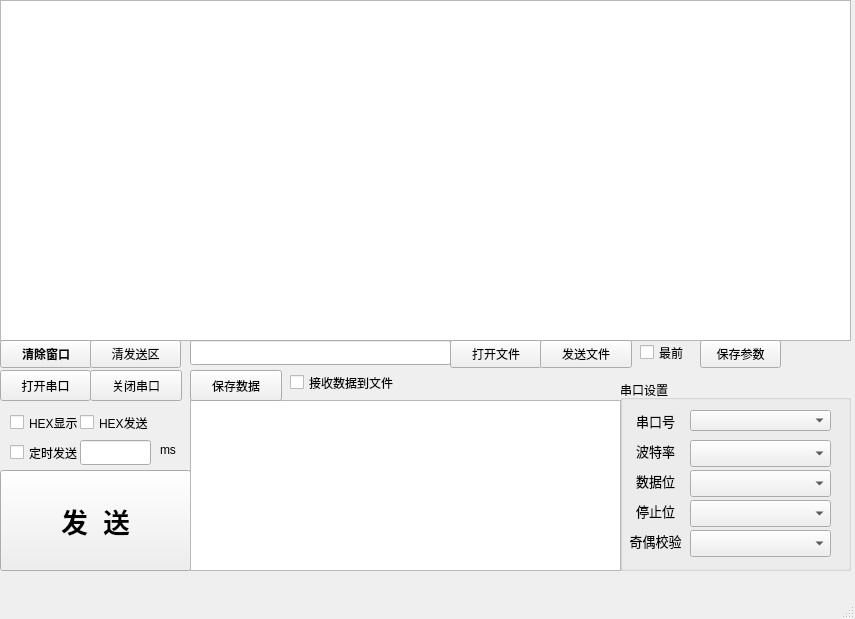
The window that src/lscom/lscom.ui (HBolck/lscom) describes before a commit, drawn with Qt 5.
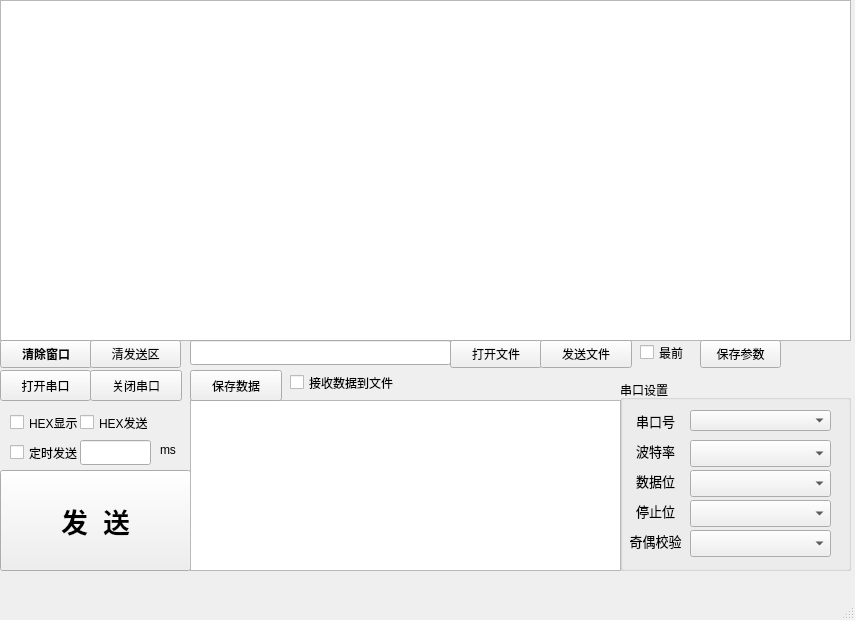
The same window after the commit.

Patch:
```diff
--- a/src/lscom/lscom.ui
+++ b/src/lscom/lscom.ui
@@ -10,7 +10,7 @@
     <x>0</x>
     <y>0</y>
     <width>855</width>
-    <height>619</height>
+    <height>620</height>
    </rect>
   </property>
   <property name="contextMenuPolicy">
```
Left out of the diff: 2 changed lines with no effect on the pictures.
